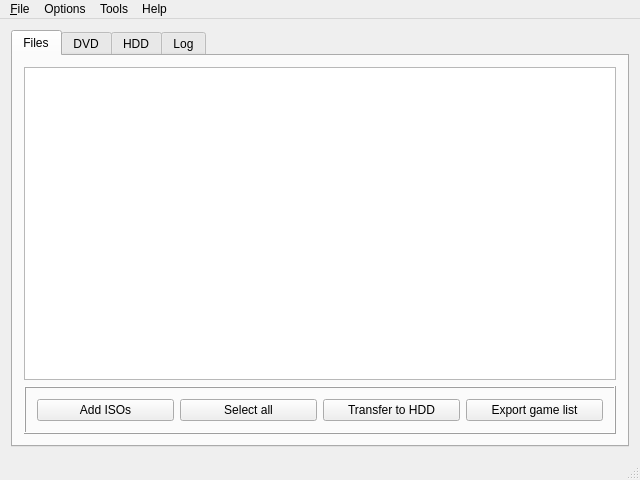
Before: the Qt Designer form resources/ui/wiibafu.ui in evertonstz/wiibafu, drawn with Qt 5.
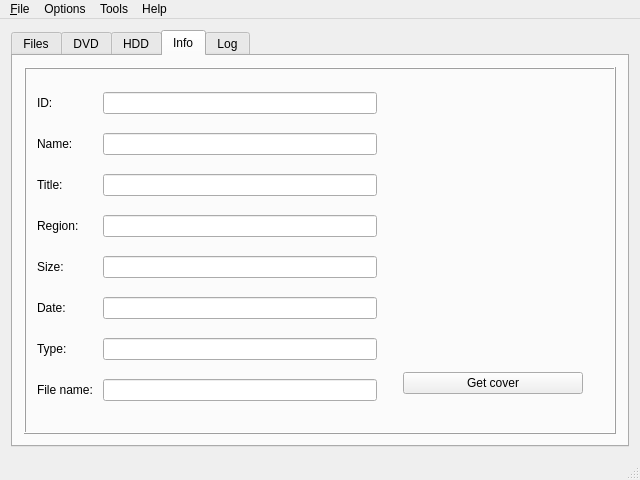
After: the same form once the commit is applied. The open tabs and pages were chosen to show the change. Icons and pictures are not drawn.

Commit message: Game info functionality added

Patch:
```diff
--- a/resources/ui/wiibafu.ui
+++ b/resources/ui/wiibafu.ui
@@ -65,7 +65,7 @@
            <item>
             <widget class="QPushButton" name="pushButton_Files_Add">
              <property name="text">
-              <string>Add ISOs</string>
+              <string>Add</string>
              </property>
             </widget>
            </item>
@@ -86,7 +86,7 @@
            <item>
             <widget class="QPushButton" name="pushButton_Files_Tools">
              <property name="text">
-              <string>Export game list</string>
+              <string>Show info</string>
              </property>
             </widget>
            </item>
@@ -214,6 +214,325 @@
         </item>
        </layout>
       </widget>
+      <widget class="QWidget" name="tabInfo">
+       <attribute name="title">
+        <string>Info</string>
+       </attribute>
+       <layout class="QGridLayout" name="gridLayout_4">
+        <item row="0" column="0">
+         <widget class="QFrame" name="frame_2">
+          <property name="frameShape">
+           <enum>QFrame::Box</enum>
+          </property>
+          <property name="frameShadow">
+           <enum>QFrame::Raised</enum>
+          </property>
+          <layout class="QGridLayout" name="gridLayout_3">
+           <item row="0" column="0">
+            <layout class="QHBoxLayout" name="horizontalLayout_13">
+             <item>
+              <layout class="QVBoxLayout" name="verticalLayout_5">
+               <item>
+                <layout class="QHBoxLayout" name="horizontalLayout_5">
+                 <item>
+                  <widget class="QLabel" name="label">
+                   <property name="minimumSize">
+                    <size>
+                     <width>60</width>
+                     <height>24</height>
+                    </size>
+                   </property>
+                   <property name="text">
+                    <string>ID:</string>
+                   </property>
+                  </widget>
+                 </item>
+                 <item>
+                  <widget class="QLineEdit" name="lineEdit_info_ID">
+                   <property name="readOnly">
+                    <bool>true</bool>
+                   </property>
+                  </widget>
+                 </item>
+                </layout>
+               </item>
+               <item>
+                <layout class="QHBoxLayout" name="horizontalLayout_6">
+                 <item>
+                  <widget class="QLabel" name="label_2">
+                   <property name="minimumSize">
+                    <size>
+                     <width>60</width>
+                     <height>24</height>
+                    </size>
+                   </property>
+                   <property name="text">
+                    <string>Name:</string>
+                   </property>
+                  </widget>
+                 </item>
+                 <item>
+                  <widget class="QLineEdit" name="lineEdit_info_Name">
+                   <property name="readOnly">
+                    <bool>true</bool>
+                   </property>
+                  </widget>
+                 </item>
+                </layout>
+               </item>
+               <item>
+                <layout class="QHBoxLayout" name="horizontalLayout_7">
+                 <item>
+                  <widget class="QLabel" name="label_3">
+                   <property name="minimumSize">
+                    <size>
+                     <width>60</width>
+                     <height>24</height>
+                    </size>
+                   </property>
+                   <property name="text">
+                    <string>Title:</string>
+                   </property>
+                  </widget>
+                 </item>
+                 <item>
+                  <widget class="QLineEdit" name="lineEdit_info_Title">
+                   <property name="readOnly">
+                    <bool>true</bool>
+                   </property>
+                  </widget>
+                 </item>
+                </layout>
+               </item>
+               <item>
+                <layout class="QHBoxLayout" name="horizontalLayout_8">
+                 <item>
+                  <widget class="QLabel" name="label_4">
+                   <property name="minimumSize">
+                    <size>
+                     <width>60</width>
+                     <height>24</height>
+                    </size>
+                   </property>
+                   <property name="text">
+                    <string>Region:</string>
+                   </property>
+                  </widget>
+                 </item>
+                 <item>
+                  <widget class="QLineEdit" name="lineEdit_info_Region">
+                   <property name="readOnly">
+                    <bool>true</bool>
+                   </property>
+                  </widget>
+                 </item>
+                </layout>
+               </item>
+               <item>
+                <layout class="QHBoxLayout" name="horizontalLayout_9">
+                 <item>
+                  <widget class="QLabel" name="label_5">
+                   <property name="minimumSize">
+                    <size>
+                     <width>60</width>
+                     <height>24</height>
+                    </size>
+                   </property>
+                   <property name="text">
+                    <string>Size:</string>
+                   </property>
+                  </widget>
+                 </item>
+                 <item>
+                  <widget class="QLineEdit" name="lineEdit_info_Size">
+                   <property name="readOnly">
+                    <bool>true</bool>
+                   </property>
+                  </widget>
+                 </item>
+                </layout>
+               </item>
+               <item>
+                <layout class="QHBoxLayout" name="horizontalLayout_10">
+                 <item>
+                  <widget class="QLabel" name="label_6">
+                   <property name="minimumSize">
+                    <size>
+                     <width>60</width>
+                     <height>24</height>
+                    </size>
+                   </property>
+                   <property name="text">
+                    <string>Date:</string>
+                   </property>
+                  </widget>
+                 </item>
+                 <item>
+                  <widget class="QLineEdit" name="lineEdit_info_Date">
+                   <property name="readOnly">
+                    <bool>true</bool>
+                   </property>
+                  </widget>
+                 </item>
+                </layout>
+               </item>
+               <item>
+                <layout class="QHBoxLayout" name="horizontalLayout_11">
+                 <item>
+                  <widget class="QLabel" name="label_7">
+                   <property name="minimumSize">
+                    <size>
+                     <width>60</width>
+                     <height>24</height>
+                    </size>
+                   </property>
+                   <property name="text">
+                    <string>Type:</string>
+                   </property>
+                  </widget>
+                 </item>
+                 <item>
+                  <widget class="QLineEdit" name="lineEdit_info_Type">
+                   <property name="readOnly">
+                    <bool>true</bool>
+                   </property>
+                  </widget>
+                 </item>
+                </layout>
+               </item>
+               <item>
+                <layout class="QHBoxLayout" name="horizontalLayout_12">
+                 <item>
+                  <widget class="QLabel" name="label_8">
+                   <property name="minimumSize">
+                    <size>
+                     <width>60</width>
+                     <height>24</height>
+                    </size>
+                   </property>
+                   <property name="text">
+                    <string>File name:</string>
+                   </property>
+                  </widget>
+                 </item>
+                 <item>
+                  <widget class="QLineEdit" name="lineEdit_info_FileName">
+                   <property name="readOnly">
+                    <bool>true</bool>
+                   </property>
+                  </widget>
+                 </item>
+                </layout>
+               </item>
+              </layout>
+             </item>
+             <item>
+              <spacer name="horizontalSpacer">
+               <property name="orientation">
+                <enum>Qt::Horizontal</enum>
+               </property>
+               <property name="sizeType">
+                <enum>QSizePolicy::Minimum</enum>
+               </property>
+               <property name="sizeHint" stdset="0">
+                <size>
+                 <width>20</width>
+                 <height>20</height>
+                </size>
+               </property>
+              </spacer>
+             </item>
+             <item>
+              <layout class="QGridLayout" name="gridLayout_2">
+               <item row="0" column="0">
+                <spacer name="verticalSpacer_2">
+                 <property name="orientation">
+                  <enum>Qt::Vertical</enum>
+                 </property>
+                 <property name="sizeType">
+                  <enum>QSizePolicy::Preferred</enum>
+                 </property>
+                 <property name="sizeHint" stdset="0">
+                  <size>
+                   <width>20</width>
+                   <height>18</height>
+                  </size>
+                 </property>
+                </spacer>
+               </item>
+               <item row="3" column="0">
+                <widget class="QPushButton" name="pushButton_Info_GetCover">
+                 <property name="text">
+                  <string>Get cover</string>
+                 </property>
+                </widget>
+               </item>
+               <item row="4" column="0">
+                <spacer name="verticalSpacer">
+                 <property name="orientation">
+                  <enum>Qt::Vertical</enum>
+                 </property>
+                 <property name="sizeType">
+                  <enum>QSizePolicy::Preferred</enum>
+                 </property>
+                 <property name="sizeHint" stdset="0">
+                  <size>
+                   <width>20</width>
+                   <height>18</height>
+                  </size>
+                 </property>
+                </spacer>
+               </item>
+               <item row="1" column="0">
+                <widget class="QLabel" name="label_GameCover">
+                 <property name="minimumSize">
+                  <size>
+                   <width>180</width>
+                   <height>250</height>
+                  </size>
+                 </property>
+                 <property name="maximumSize">
+                  <size>
+                   <width>180</width>
+                   <height>250</height>
+                  </size>
+                 </property>
+                 <property name="frameShape">
+                  <enum>QFrame::NoFrame</enum>
+                 </property>
+                 <property name="frameShadow">
+                  <enum>QFrame::Plain</enum>
+                 </property>
+                 <property name="alignment">
+                  <set>Qt::AlignCenter</set>
+                 </property>
+                </widget>
+               </item>
+              </layout>
+             </item>
+            </layout>
+           </item>
+           <item row="0" column="1">
+            <spacer name="horizontalSpacer_2">
+             <property name="orientation">
+              <enum>Qt::Horizontal</enum>
+             </property>
+             <property name="sizeType">
+              <enum>QSizePolicy::Minimum</enum>
+             </property>
+             <property name="sizeHint" stdset="0">
+              <size>
+               <width>20</width>
+               <height>20</height>
+              </size>
+             </property>
+            </spacer>
+           </item>
+          </layout>
+         </widget>
+        </item>
+       </layout>
+      </widget>
       <widget class="QWidget" name="tabLog">
        <attribute name="title">
         <string>Log</string>
```
Left out of the diff: 2 changed lines with no effect on the pictures. The commit also changes 5 other files.
